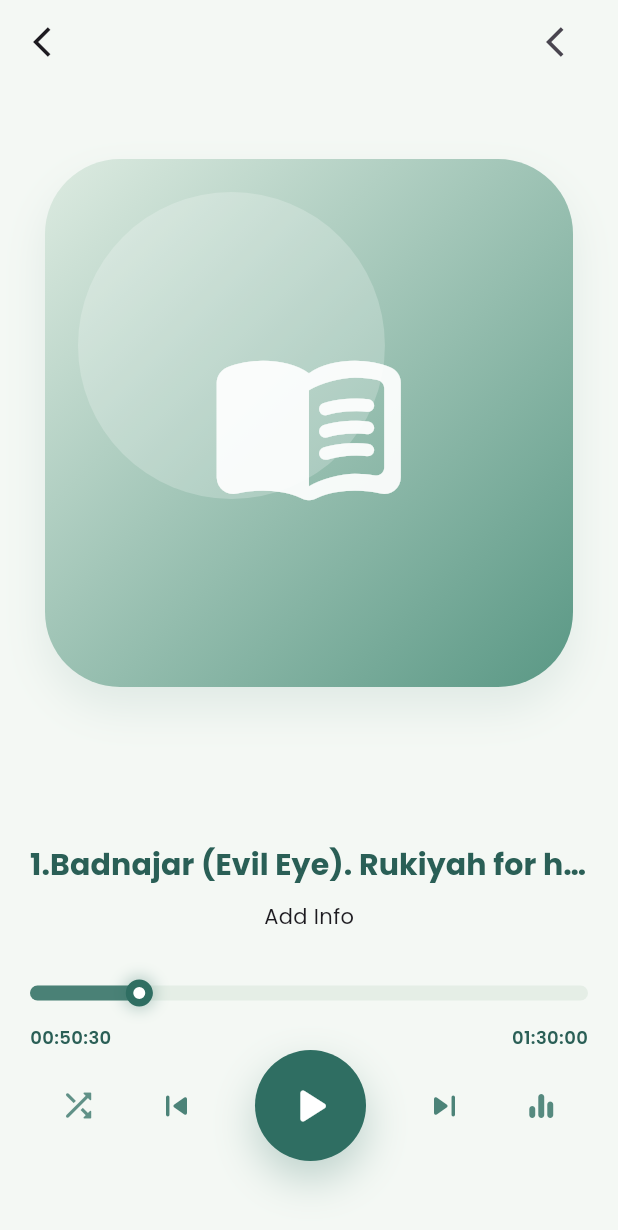
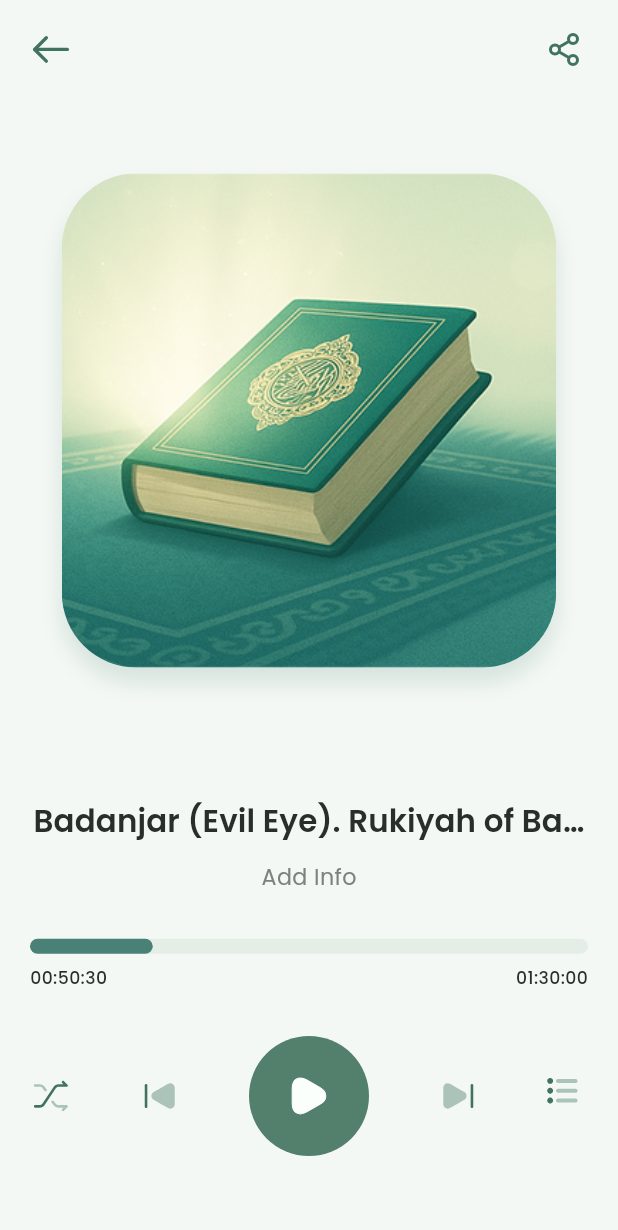
Before and after one commit to shakilmahmud10/shakil_new, a Flutter app: the PlayListPage screen opened directly, on a phone screen of 412 x 824 dp. Shown: the top 1230 px of the screen. Run offline on Flutter 3.47's test engine with Material 3 defaults, Android fonts, the phone set to English and light mode, and no system bars; our stand-ins replace flutter_svg.

Commit message:
Responsible PlayList

```diff
--- a/lib/playList/playlist.dart
+++ b/lib/playList/playlist.dart
@@ -1,10 +1,5 @@
 import 'package:flutter/material.dart';
-// import 'package:flutter/services.dart';
 import 'package:flutter_svg/svg.dart';
-
-// void main() {
-//   runApp(PlayList());
-// }
 
 class PlayList extends StatelessWidget {
   const PlayList({super.key});
@@ -16,8 +11,8 @@ class PlayList extends StatelessWidget {
   static const Color trackBg = Color(0xFFE5EEE6);
   static const Color cardTop = Color(0xFFDDEBE1);
   static const Color cardBottom = Color(0xFF5A9885);
-
-  // static const
+  static const Color textDark = Color(0xFF282e29);
+  static const Color textLight = Color(0xFF7d827d);
 
   @override
   Widget build(BuildContext context) {
@@ -32,16 +27,19 @@ class PlayList extends StatelessWidget {
           titleMedium: TextStyle(
             color: primaryDeep,
             fontWeight: FontWeight.w700,
+            fontFamily: "Inter",
             fontSize: 18,
           ),
           bodyMedium: TextStyle(
             color: muted,
             fontWeight: FontWeight.w500,
+            fontFamily: "Inter",
             fontSize: 13,
           ),
           labelSmall: TextStyle(
             color: primaryDeep,
             fontWeight: FontWeight.w600,
+            fontFamily: "Inter",
             fontSize: 12,
           ),
         ),
@@ -55,7 +53,6 @@ class PlayListPage extends StatelessWidget {
 
   @override
   Widget build(BuildContext context) {
-
     const Color bg = PlayList.bg;
     const Color primary = PlayList.primary;
     const Color primaryDeep = PlayList.primaryDeep;
@@ -63,32 +60,48 @@ class PlayListPage extends StatelessWidget {
     const Color trackBg = PlayList.trackBg;
     const Color cardTop = PlayList.cardTop;
     const Color cardBottom = PlayList.cardBottom;
+    const Color textDark = PlayList.textDark;
+    const Color textlight = PlayList.textLight;
 
-    const String iconBack  = 'assets/images/svg/playlist/arrow-left.svg';
-    const String iconShare  = 'assets/images/svg/playlist/share-2.svg';
-    const String iconSuffle  = 'assets/images/svg/playlist/shuffle.svg';
-    const String iconForward  = 'assets/images/svg/playlist/next.svg';
-    const String iconPlay  = 'assets/images/svg/playlist/play.svg';
-    const String iconPrevious  = 'assets/images/svg/playlist/previous.svg';
-    const String iconList  = 'assets/images/svg/playlist/list-ul.svg';
+    const String iconBack = 'assets/images/svg/playlist/arrow-left.svg';
+    const String iconShare = 'assets/images/svg/playlist/share-2.svg';
+    const String iconSuffle = 'assets/images/svg/playlist/shuffle.svg';
+    const String iconForward = 'assets/images/svg/playlist/next.svg';
+    const String iconPlay = 'assets/images/svg/playlist/play.svg';
+    const String iconPrevious = 'assets/images/svg/playlist/previous.svg';
+    const String iconList = 'assets/images/svg/playlist/list-ul.svg';
 
     final Size size = MediaQuery.of(context).size;
+    final double screenHeight = size.height;
+    final double screenWidth = size.width;
     final double horizontal = 20;
-    final double albumSize = size.width - (horizontal * 2);
+
+    // Responsive sizes based on screen height
+    final double appBarHeight = screenHeight * 0.08; // 8% of screen
+    final double albumSize = screenHeight * 0.40; // 35% of screen
+    final double titleFontSize = screenHeight * 0.025; // 2.5% of screen
+    final double playButtonSize = screenHeight * 0.12; // 8% of screen
 
     return Scaffold(
       appBar: AppBar(
         backgroundColor: PlayList.bg,
         elevation: 0,
+        toolbarHeight: appBarHeight.clamp(56, 80), // min 56, max 80
         leading: Padding(
           padding: const EdgeInsets.only(left: 12.0),
-          // child: SvgPicture.asset(iconBack),
-          child: Icon(Icons.arrow_back_ios),
+          child: Transform.scale(
+            scale: 0.7,
+            child: InkWell(
+              borderRadius: BorderRadius.circular(50),
+              onTap: () => Navigator.pop(context),
+              child: SvgPicture.asset(iconBack),
+            ),
+          ),
         ),
         actions: [
           Padding(
             padding: const EdgeInsets.only(right: 24.0),
-            child:Icon(Icons.arrow_back_ios),
+            child: SvgPicture.asset(iconShare),
           ),
         ],
       ),
@@ -96,85 +109,85 @@ class PlayListPage extends StatelessWidget {
       body: SafeArea(
         child: Padding(
           padding: EdgeInsets.symmetric(horizontal: horizontal),
-          child: Column(
+          child: LayoutBuilder(
+            builder: (context, constraints) {
+              return Column(
                 crossAxisAlignment: CrossAxisAlignment.start,
                 children: [
-              // const SizedBox(height: 6),
-              const SizedBox(height: 50),
-              // Album Art
-              Center(
+                  // Top spacing - responsive
+                  SizedBox(height: constraints.maxHeight * 0.02),
+
+                  // Album Art - responsive size
+                  Flexible(
+                    flex: 4,
+                    child: Center(
                       child: Container(
-                  width: albumSize - 20,
-                  height: albumSize - 20,
+                        width: albumSize.clamp(200, 400), // min-max limits
+                        height: albumSize.clamp(200, 400),
                         decoration: BoxDecoration(
                           borderRadius: BorderRadius.circular(50),
-                    gradient: const LinearGradient(
-                      begin: Alignment.topLeft,
-                      end: Alignment.bottomRight,
-                      colors: [cardTop, cardBottom],
-                      stops: [0.0, 1.0],
-                    ),
                           boxShadow: [
                             BoxShadow(
-                        color: primary.withOpacity(0.10),
-                        blurRadius: 24,
-                        offset: const Offset(0, 14),
+                              color: primary.withOpacity(0.15),
+                              blurRadius: 12,
+                              offset: const Offset(0, 10),
                             ),
                           ],
                         ),
-                  child: Stack(
-                    children: [
-                      // soft glow
-                      Positioned(
-                        left: 22,
-                        top: 22,
-                        child: Container(
-                          width: albumSize * .55,
-                          height: albumSize * .55,
-                          decoration: BoxDecoration(
-                            shape: BoxShape.circle,
-                            color: Colors.white.withOpacity(0.22),
+                        child: ClipRRect(
+                          borderRadius: BorderRadius.circular(50),
+                          child: Image.asset(
+                            "assets/images/svg/playlist/playlistImage.png",
+                            fit: BoxFit.cover,
                           ),
                         ),
                       ),
-                      // book icon
-                      Center(
-                        child: Icon(
-                          Icons.menu_book_rounded,
-                          size: albumSize * .36,
-                          color: Colors.white.withOpacity(.92),
+                    ),
+                  ),
+
+                  // Middle spacing
+                  SizedBox(height: constraints.maxHeight * 0.03),
+
+                  // Bottom content - responsive
+                  Flexible(
+                    flex: 3,
+                    child: Column(
+                      mainAxisAlignment: MainAxisAlignment.spaceEvenly,
+                      children: [
+                        // Title section
+                        Column(
+                          children: [
+                            Text(
+                              'Badanjar (Evil Eye). Rukiyah of Badanjar',
+                              style: TextStyle(
+                                color: PlayList.textDark,
+                                fontWeight: FontWeight.w600,
+                                fontFamily: "Poppins",
+                                fontSize: titleFontSize.clamp(18, 24),
+                                letterSpacing: 0.1,
+                              ),
+                              maxLines: 1,
+                              overflow: TextOverflow.ellipsis,
+                              textAlign: TextAlign.center,
+                            ),
+                            SizedBox(height: screenHeight * 0.015),
+                            Text(
+                              'Add Info',
+                              style: TextStyle(
+                                color: textlight,
+                                fontFamily: "Poppins",
+                                fontSize: screenHeight * 0.018,
                               ),
                             ),
                           ],
                         ),
-                ),
-              ),
 
-              // const SizedBox(height: 22),
-              Spacer(),
-              Padding(
-                padding: const EdgeInsets.only(bottom: 50.0),
-                child: Column(
-                  children: [
-                    Text(
-                      '1.Badnajar (Evil Eye). Rukiyah for human beings',
-                      style: const TextStyle(
-                        color: primaryDeep,
-                        fontWeight: FontWeight.w800,
-                        fontSize: 20,
-                        letterSpacing: 0.1,
-                      ),
-                      maxLines: 1,
-                      overflow: TextOverflow.ellipsis,
-                    ),
-                    const SizedBox(height: 10),
-                    Center(child: const Text('Add Info')),
-                    const SizedBox(height: 32),
+                        // Progress bar section
                         Column(
                           children: [
                             Stack(
                               alignment: Alignment.centerLeft,
-                          clipBehavior: Clip.none, // circle overflow allow করবে
+                              clipBehavior: Clip.none,
                               children: [
                                 Container(
                                   height: 10,
@@ -193,126 +206,83 @@ class PlayListPage extends StatelessWidget {
                                     ),
                                   ),
                                 ),
-                            // Circle with better positioning
-                            FractionallySizedBox(
-                              widthFactor: 0.22,
-                              child: Align(
-                                alignment: Alignment.centerRight,
-                                child: Container(
-                                  height: 18,
-                                  width: 18,
-                                  decoration: BoxDecoration(
-                                    color: Colors.white,
-                                    shape: BoxShape.circle,
-                                    border: Border.all(
-                                      color: primary,
-                                      width: 5,
-                                    ),
-                                    boxShadow: [
-                                      BoxShadow(
-                                        color: primary.withOpacity(0.3),
-                                        blurRadius: 8,
-                                        spreadRadius: 2,
-                                      ),
                               ],
                             ),
-                                ),
-                              ),
-                            ),
-                          ],
-                        ),
-                        const SizedBox(height: 12),
+                            SizedBox(height: screenHeight * 0.01),
                             Row(
                               mainAxisAlignment: MainAxisAlignment.spaceBetween,
-                          children: const [
+                              children: [
                                 Text(
                                   '00:50:30',
                                   style: TextStyle(
-                                color: PlayList.primaryDeep,
-                                fontSize: 12,
-                                fontWeight: FontWeight.w600,
+                                    color: PlayList.textDark,
+                                    fontSize: screenHeight * 0.014,
+                                    fontFamily: "poppins",
+                                    fontWeight: FontWeight.w500,
                                   ),
                                 ),
                                 Text(
                                   '01:30:00',
                                   style: TextStyle(
-                                color: PlayList.primaryDeep,
-                                fontSize: 12,
-                                fontWeight: FontWeight.w600,
+                                    color: PlayList.textDark,
+                                    fontSize: screenHeight * 0.014,
+                                    fontFamily: "poppins",
+                                    fontWeight: FontWeight.w500,
                                   ),
                                 ),
                               ],
                             ),
                           ],
                         ),
+
+                        // Control buttons section
                         Row(
-                      mainAxisAlignment: MainAxisAlignment.spaceAround,
+                          mainAxisAlignment: MainAxisAlignment.spaceBetween,
                           children: [
-                        Icon(
-                          Icons.shuffle_rounded,
-                          size: 26,
-                          color: primary.withOpacity(.75),
+                            SvgPicture.asset(
+                              iconSuffle,
+                              height: screenHeight * 0.035,
                             ),
-                        Icon(
-                          Icons.skip_previous_rounded,
-                          size: 28,
-                          color: primary.withOpacity(.85),
+                            SvgPicture.asset(
+                              iconPrevious,
+                              height: screenHeight * 0.035,
                             ),
                             Container(
-                          width: 74,
-                          height: 74,
+                              width: playButtonSize.clamp(60, 80),
+                              height: playButtonSize.clamp(60, 80),
                               decoration: BoxDecoration(
-                            color: primary,
+                                color: const Color(0xFF537f6d),
                                 shape: BoxShape.circle,
-                            boxShadow: [
-                              BoxShadow(
-                                color: primary.withOpacity(.28),
-                                blurRadius: 24,
-                                offset: const Offset(0, 12),
                               ),
-                            ],
-                          ),
-                          child: const Center(
-                            child: Icon(
-                              Icons.play_arrow_rounded,
-                              color: Colors.white,
-                              size: 40,
+                              child: Center(
+                                child: SvgPicture.asset(
+                                  iconPlay,
+                                  height: playButtonSize * 0.35,
                                 ),
                               ),
                             ),
-                        Icon(
-                          Icons.skip_next_rounded,
-                          size: 28,
-                          color: primary.withOpacity(.85),
+                            SvgPicture.asset(
+                              iconForward,
+                              height: screenHeight * 0.035,
                             ),
-                        Icon(
-                          Icons.equalizer_rounded,
-                          size: 24,
-                          color: primary.withOpacity(.80),
+                            SvgPicture.asset(
+                              iconList,
+                              height: screenHeight * 0.035,
                             ),
                           ],
                         ),
                       ],
                     ),
                   ),
+
+                  // Bottom padding - responsive
+                  SizedBox(height: constraints.maxHeight * 0.03),
                 ],
+              );
+            },
           ),
         ),
       ),
     );
   }
-
-  static Widget _roundIcon({
-    required IconData icon,
-    required Color color,
-    required Color bgColor,
-    double size = 22,
-    double padding = 8,
-  }) {
-    return Container(
-      decoration: BoxDecoration(color: bgColor, shape: BoxShape.circle),
-      padding: EdgeInsets.all(padding),
-      child: Icon(icon, size: size, color: color),
-    );
 }
-}
--- a/pubspec.yaml
+++ b/pubspec.yaml
@@ -74,6 +74,7 @@ flutter:
     - assets/images/svg/healtyFood/
     -  assets/images/svg/reusableWidget/
     -  assets/images/svg/duaRuqyah/
+    - assets/images/svg/playlist/
 
   # An image asset can refer to one or more resolution-specific "variants", see
   # https://flutter.dev/to/resolution-aware-images
```
Also changed, not shown: assets/images/svg/playlist/playlistImage.png (added). Lines whose indentation alone changed are shown as unchanged.
